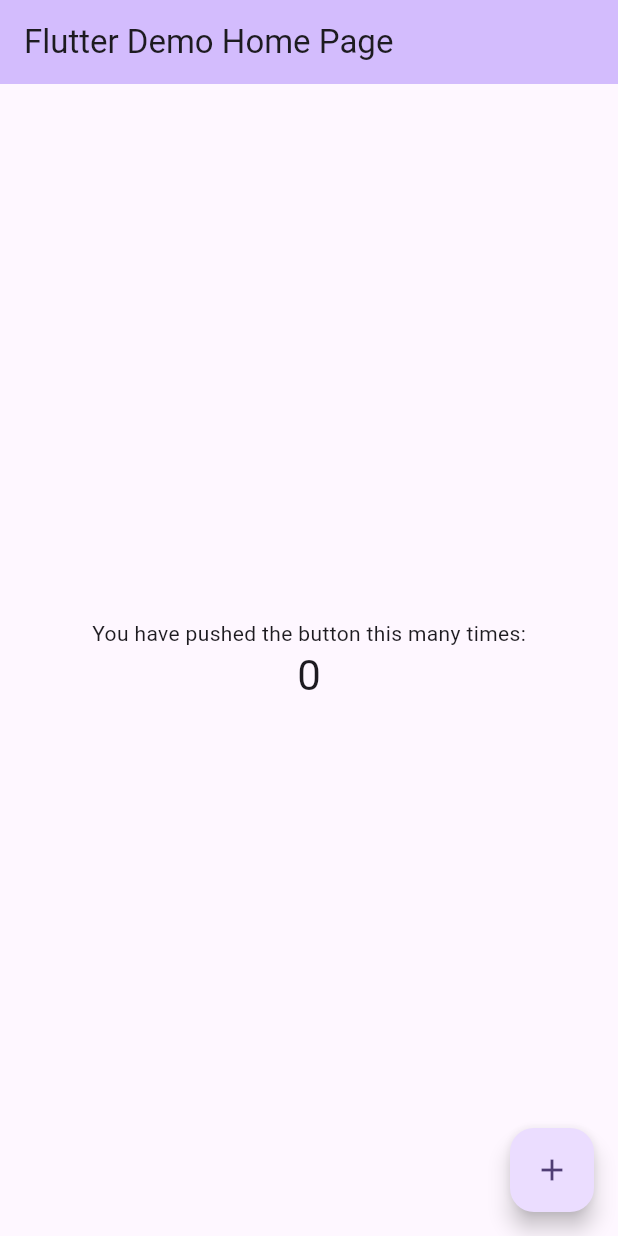
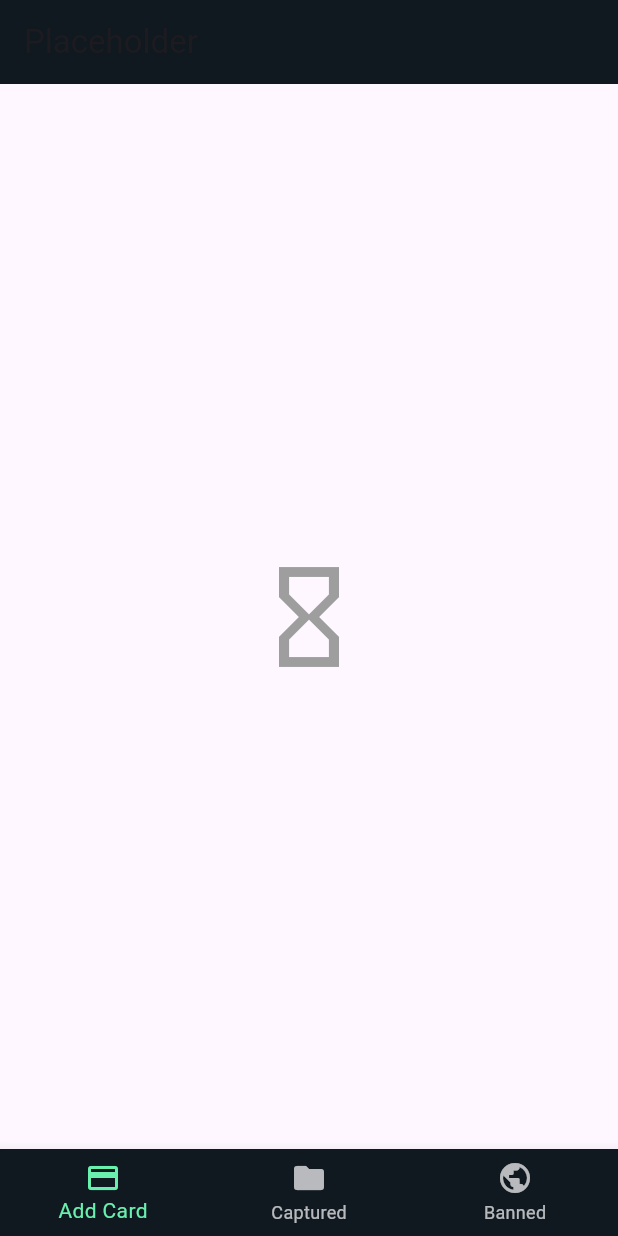
Before and after one commit to Silva3012/cardwiz-2025, a Flutter app: the screen it shows after launch, on a phone screen of 412 x 824 dp. Run offline on Flutter 3.47's test engine with Material 3 defaults, Android fonts, the phone set to English and light mode, and no system bars; our stand-ins replace auto_route.

Commit message:
chore: create app with dummy data for list of cards for the navigation

```diff
--- /dev/null
+++ b/lib/app.dart
@@ -0,0 +1,16 @@
+import 'package:cardwiz/app_router.dart';
+import 'package:flutter/material.dart';
+
+class CardWizApp extends StatelessWidget {
+  CardWizApp({super.key});
+
+  final _appRouter = AppRouter();
+  @override
+  Widget build(BuildContext context) {
+    return MaterialApp.router(
+      title: 'CardWiz',
+      routerConfig: _appRouter.config(),
+      debugShowCheckedModeBanner: false,
+    );
+  }
+}
--- /dev/null
+++ b/lib/app_router.dart
@@ -0,0 +1,18 @@
+import 'package:auto_route/auto_route.dart';
+import 'package:cardwiz/app_router.gr.dart';
+
+@AutoRouterConfig()
+class AppRouter extends RootStackRouter {
+  @override
+  List<AutoRoute> get routes => [
+        AutoRoute(
+          page: MainRoute.page,
+          initial: true,
+          children: [
+            AutoRoute(page: PlaceHolderRoute.page),
+            AutoRoute(page: PlaceHolderRoute.page),
+            AutoRoute(page: PlaceHolderRoute.page),
+          ],
+        )
+      ];
+}
--- a/lib/main.dart
+++ b/lib/main.dart
@@ -1,125 +1,6 @@
+import 'package:cardwiz/app.dart';
 import 'package:flutter/material.dart';
 
 void main() {
-  runApp(const MyApp());
+  runApp(CardWizApp());
 }
-
-class MyApp extends StatelessWidget {
-  const MyApp({super.key});
-
-  // This widget is the root of your application.
-  @override
-  Widget build(BuildContext context) {
-    return MaterialApp(
-      title: 'Flutter Demo',
-      theme: ThemeData(
-        // This is the theme of your application.
-        //
-        // TRY THIS: Try running your application with "flutter run". You'll see
-        // the application has a purple toolbar. Then, without quitting the app,
-        // try changing the seedColor in the colorScheme below to Colors.green
-        // and then invoke "hot reload" (save your changes or press the "hot
-        // reload" button in a Flutter-supported IDE, or press "r" if you used
-        // the command line to start the app).
-        //
-        // Notice that the counter didn't reset back to zero; the application
-        // state is not lost during the reload. To reset the state, use hot
-        // restart instead.
-        //
-        // This works for code too, not just values: Most code changes can be
-        // tested with just a hot reload.
-        colorScheme: ColorScheme.fromSeed(seedColor: Colors.deepPurple),
-        useMaterial3: true,
-      ),
-      home: const MyHomePage(title: 'Flutter Demo Home Page'),
-    );
-  }
-}
-
-class MyHomePage extends StatefulWidget {
-  const MyHomePage({super.key, required this.title});
-
-  // This widget is the home page of your application. It is stateful, meaning
-  // that it has a State object (defined below) that contains fields that affect
-  // how it looks.
-
-  // This class is the configuration for the state. It holds the values (in this
-  // case the title) provided by the parent (in this case the App widget) and
-  // used by the build method of the State. Fields in a Widget subclass are
-  // always marked "final".
-
-  final String title;
-
-  @override
-  State<MyHomePage> createState() => _MyHomePageState();
-}
-
-class _MyHomePageState extends State<MyHomePage> {
-  int _counter = 0;
-
-  void _incrementCounter() {
-    setState(() {
-      // This call to setState tells the Flutter framework that something has
-      // changed in this State, which causes it to rerun the build method below
-      // so that the display can reflect the updated values. If we changed
-      // _counter without calling setState(), then the build method would not be
-      // called again, and so nothing would appear to happen.
-      _counter++;
-    });
-  }
-
-  @override
-  Widget build(BuildContext context) {
-    // This method is rerun every time setState is called, for instance as done
-    // by the _incrementCounter method above.
-    //
-    // The Flutter framework has been optimized to make rerunning build methods
-    // fast, so that you can just rebuild anything that needs updating rather
-    // than having to individually change instances of widgets.
-    return Scaffold(
-      appBar: AppBar(
-        // TRY THIS: Try changing the color here to a specific color (to
-        // Colors.amber, perhaps?) and trigger a hot reload to see the AppBar
-        // change color while the other colors stay the same.
-        backgroundColor: Theme.of(context).colorScheme.inversePrimary,
-        // Here we take the value from the MyHomePage object that was created by
-        // the App.build method, and use it to set our appbar title.
-        title: Text(widget.title),
-      ),
-      body: Center(
-        // Center is a layout widget. It takes a single child and positions it
-        // in the middle of the parent.
-        child: Column(
-          // Column is also a layout widget. It takes a list of children and
-          // arranges them vertically. By default, it sizes itself to fit its
-          // children horizontally, and tries to be as tall as its parent.
-          //
-          // Column has various properties to control how it sizes itself and
-          // how it positions its children. Here we use mainAxisAlignment to
-          // center the children vertically; the main axis here is the vertical
-          // axis because Columns are vertical (the cross axis would be
-          // horizontal).
-          //
-          // TRY THIS: Invoke "debug painting" (choose the "Toggle Debug Paint"
-          // action in the IDE, or press "p" in the console), to see the
-          // wireframe for each widget.
-          mainAxisAlignment: MainAxisAlignment.center,
-          children: <Widget>[
-            const Text(
-              'You have pushed the button this many times:',
-            ),
-            Text(
-              '$_counter',
-              style: Theme.of(context).textTheme.headlineMedium,
-            ),
-          ],
-        ),
-      ),
-      floatingActionButton: FloatingActionButton(
-        onPressed: _incrementCounter,
-        tooltip: 'Increment',
-        child: const Icon(Icons.add),
-      ), // This trailing comma makes auto-formatting nicer for build methods.
-    );
-  }
-}
--- /dev/null
+++ b/lib/presentation/screens/main_page.dart
@@ -0,0 +1,13 @@
+import 'package:auto_route/auto_route.dart';
+import 'package:flutter/material.dart';
+import 'package:cardwiz/presentation/widgets/bottom_navigation_bar.dart';
+
+@RoutePage()
+class MainPage extends StatelessWidget {
+  const MainPage({super.key});
+
+  @override
+  Widget build(BuildContext context) {
+    return const CardWizBottomNavigationBar();
+  }
+}
--- /dev/null
+++ b/lib/presentation/screens/placeholder_page.dart
@@ -0,0 +1,13 @@
+import 'package:auto_route/auto_route.dart';
+import 'package:cardwiz/presentation/widgets/placeholder_widget.dart';
+import 'package:flutter/material.dart';
+
+@RoutePage()
+class PlaceHolderPage extends StatelessWidget {
+  const PlaceHolderPage({super.key});
+
+  @override
+  Widget build(BuildContext context) {
+    return const PlaceholderWidget();
+  }
+}
--- /dev/null
+++ b/lib/presentation/widgets/bottom_navigation_bar.dart
@@ -0,0 +1,41 @@
+import 'package:auto_route/auto_route.dart';
+import 'package:cardwiz/app_router.gr.dart';
+import 'package:flutter/material.dart';
+
+class CardWizBottomNavigationBar extends StatelessWidget {
+  const CardWizBottomNavigationBar({super.key});
+
+  @override
+  Widget build(BuildContext context) {
+    return AutoTabsScaffold(
+      routes: const [
+        PlaceHolderRoute(),
+        PlaceHolderRoute(),
+        PlaceHolderRoute(),
+      ],
+      bottomNavigationBuilder: (_, tabsRouter) {
+        return BottomNavigationBar(
+          backgroundColor: const Color(0xFF101820),
+          selectedItemColor: Colors.greenAccent,
+          unselectedItemColor: Colors.white70,
+          currentIndex: tabsRouter.activeIndex,
+          onTap: tabsRouter.setActiveIndex,
+          items: const [
+            BottomNavigationBarItem(
+              icon: Icon(Icons.credit_card),
+              label: "Add Card",
+            ),
+            BottomNavigationBarItem(
+              icon: Icon(Icons.folder),
+              label: "Captured",
+            ),
+            BottomNavigationBarItem(
+              icon: Icon(Icons.public),
+              label: "Banned",
+            ),
+          ],
+        );
+      },
+    );
+  }
+}
--- /dev/null
+++ b/lib/presentation/widgets/placeholder_widget.dart
@@ -0,0 +1,24 @@
+import 'package:flutter/material.dart';
+
+class PlaceholderWidget extends StatelessWidget {
+  final String title;
+
+  const PlaceholderWidget({super.key, this.title = "Placeholder"});
+
+  @override
+  Widget build(BuildContext context) {
+    return Scaffold(
+      appBar: AppBar(
+        title: Text(title),
+        backgroundColor: const Color(0xFF101820),
+      ),
+      body: const Center(
+        child: Icon(
+          Icons.hourglass_empty,
+          size: 80,
+          color: Colors.grey,
+        ),
+      ),
+    );
+  }
+}
```
Also changed, not shown: lib/presentation/screens/credit_card_list_page.dart (added, +134 -0 lines), pubspec.yaml (+5 -73 lines), lib/app_router.gr.dart (added), pubspec.lock, 1 other file.
